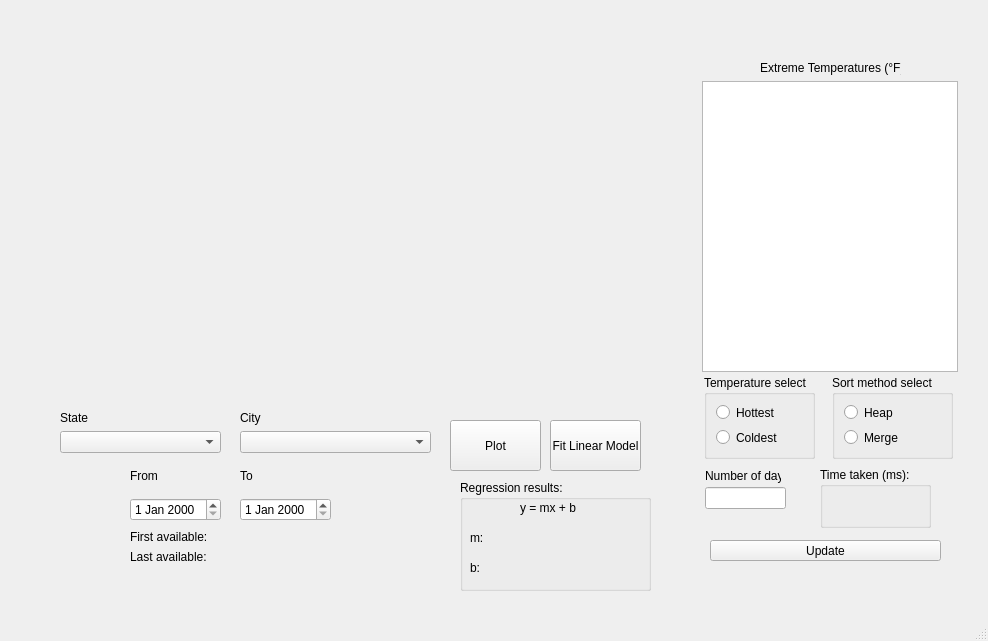
The window that mainwindow.ui (mqmcgaha/COP3530-Project-3-Group-6) describes before a commit, drawn with Qt 5.
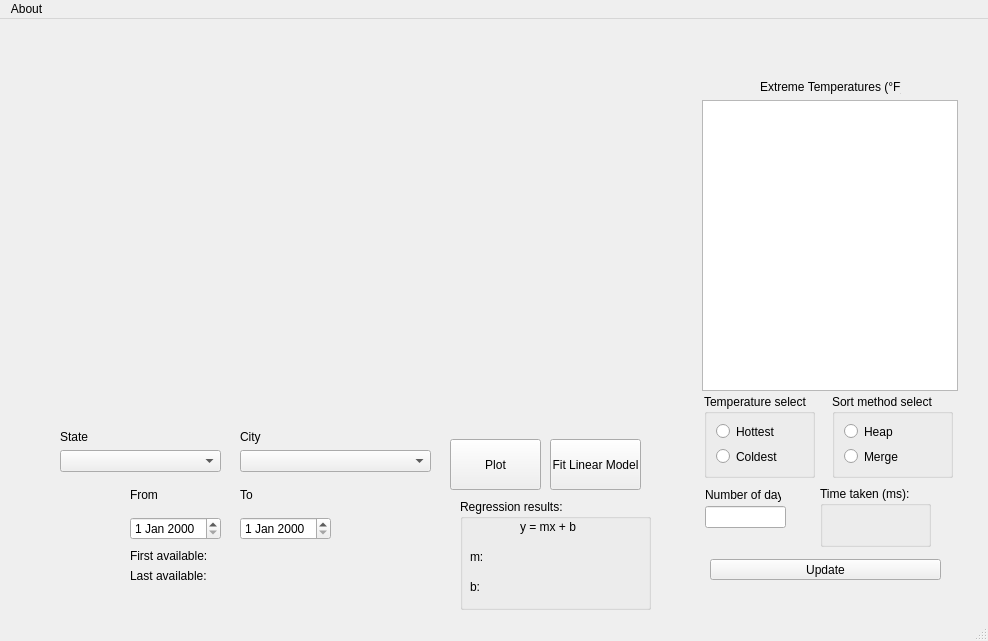
The same window after the commit. Custom widgets are drawn as their Qt base class.

```diff
--- a/mainwindow.ui
+++ b/mainwindow.ui
@@ -13,6 +13,9 @@
   <property name="windowTitle">
    <string>Weather Visualizing Tool</string>
   </property>
+  <property name="styleSheet">
+   <string notr="true"/>
+  </property>
   <widget class="QWidget" name="centralwidget">
    <widget class="QCustomPlot" name="customPlot" native="true">
     <property name="geometry">
@@ -381,6 +384,28 @@
    </widget>
   </widget>
   <widget class="QStatusBar" name="statusbar"/>
+  <widget class="QMenuBar" name="menuBar">
+   <property name="geometry">
+    <rect>
+     <x>0</x>
+     <y>0</y>
+     <width>988</width>
+     <height>20</height>
+    </rect>
+   </property>
+   <widget class="QMenu" name="menuAbout">
+    <property name="title">
+     <string>About</string>
+    </property>
+    <addaction name="actionAbout_Qt"/>
+   </widget>
+   <addaction name="menuAbout"/>
+  </widget>
+  <action name="actionAbout_Qt">
+   <property name="text">
+    <string>About Qt</string>
+   </property>
+  </action>
  </widget>
  <customwidgets>
   <customwidget>
```
